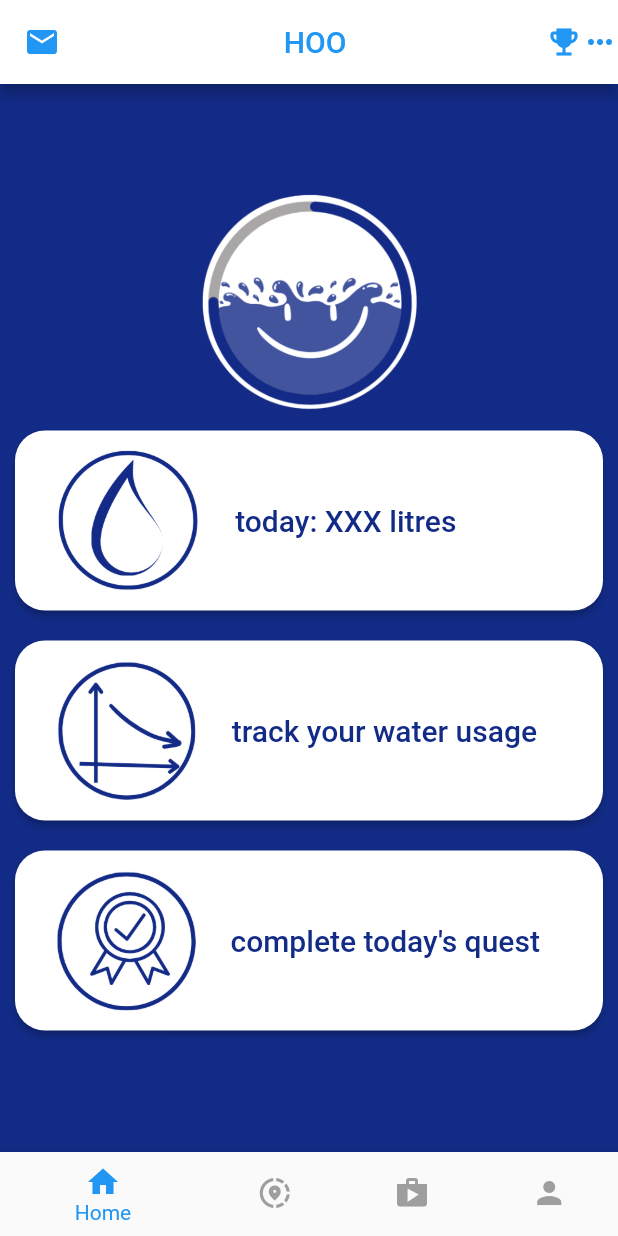
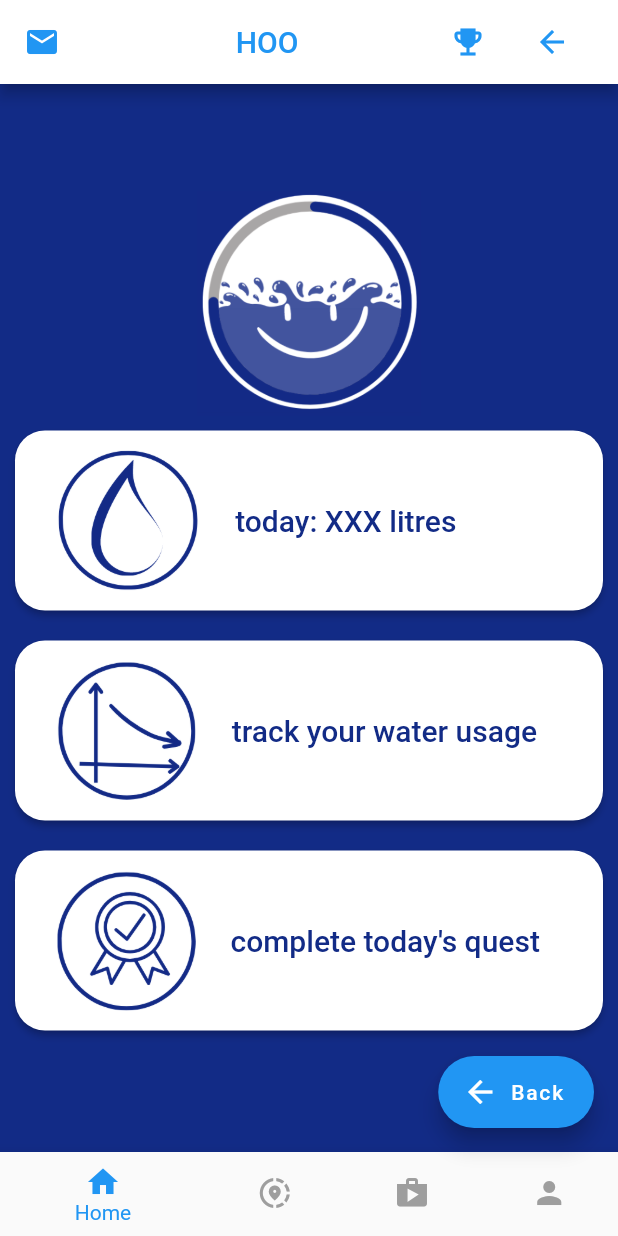
Before and after one commit to tch1001/hoo-app, a Flutter app: the DashboardScreen screen opened directly, on a phone screen of 412 x 824 dp. Run offline on Flutter 3.47's test engine with Material 2 defaults, Android fonts, the phone set to English and light mode, and no system bars.

Commit message:
back button

```diff
--- a/lib/QuestScreen.dart
+++ b/lib/QuestScreen.dart
@@ -37,6 +37,10 @@ class _QuestScreenState extends State<QuestScreen>{
           createQuest("3", 150, 250, (){ print("challenge 3"); }),
           createQuest("4", 380, 100, (){ print("challenge 4"); }),
           createQuest("5", 100, 10, (){ print("challenge 5"); }),
+          Padding(
+            padding: const EdgeInsets.all(8.0),
+            child: backButton(context),
+          ),
         ]
     );
   }
--- a/lib/TrackWaterUsage.dart
+++ b/lib/TrackWaterUsage.dart
@@ -14,6 +14,7 @@ class _TrackWaterUsageState extends State<TrackWaterUsage>{
         appBar: myappbar(context),
         bottomNavigationBar: mybottomnavbar(context),
         backgroundColor: Theme.of(context).backgroundColor,
+        floatingActionButton: backButton(context),
         body: SingleChildScrollView(
           child: Column(
             mainAxisAlignment: MainAxisAlignment.center,
--- a/lib/WaterUsageScreen.dart
+++ b/lib/WaterUsageScreen.dart
@@ -14,6 +14,7 @@ class _WaterUsageScreenState extends State<WaterUsageScreen>{
         appBar: myappbar(context),
         bottomNavigationBar: mybottomnavbar(context),
         backgroundColor: Theme.of(context).backgroundColor,
+        floatingActionButton: backButton(context),
         body: Column(
           mainAxisAlignment: MainAxisAlignment.center,
           children: [
--- a/lib/appbar.dart
+++ b/lib/appbar.dart
@@ -7,7 +7,11 @@ AppBar myappbar(BuildContext context) {
       title: Center(child: Text("HOO", style: TextStyle(color: Colors.blue),)),
       actions: [
         Icon(Icons.emoji_events, color: Colors.blue),
-        Icon(Icons.more_horiz, color: Colors.blue)
+        RawMaterialButton(child: Icon(Icons.arrow_back, color: Colors.blue),
+          onPressed: (){
+            Navigator.pop(context);
+          },
+        ),
       ]
   );
 }
--- a/lib/dashboard.dart
+++ b/lib/dashboard.dart
@@ -18,6 +18,7 @@ class _DashboardScreenState extends State<DashboardScreen>{
         appBar: myappbar(context),
         bottomNavigationBar: mybottomnavbar(context),
         backgroundColor: Theme.of(context).backgroundColor,
+        floatingActionButton: backButton(context),
         body: Column(
           mainAxisAlignment: MainAxisAlignment.center,
           children: [
--- a/lib/style.dart
+++ b/lib/style.dart
@@ -2,6 +2,15 @@ import 'package:flutter/material.dart';
 
 Color mydarkblue = Color.fromARGB(255, 18, 43, 134);
 Color buttonColor = Colors.white;
+FloatingActionButton backButton(context){
+  return FloatingActionButton.extended(
+      onPressed: () {
+        Navigator.pop(context);
+      },
+    icon: Icon(Icons.arrow_back),
+    label: Text("Back"),
+  );
+}
 TextStyle buttonTextStyle = TextStyle(
   color: mydarkblue,
   fontSize: 20,
```
Also changed, not shown: assets/washing.png (added). Lines whose indentation alone changed are shown as unchanged.
